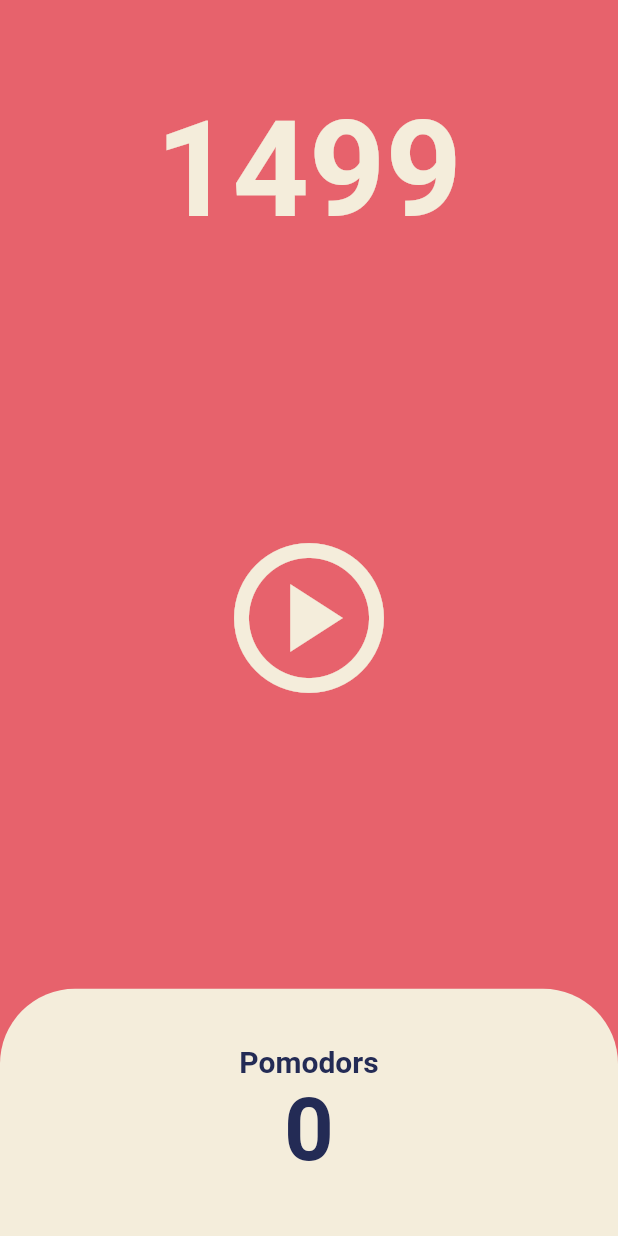
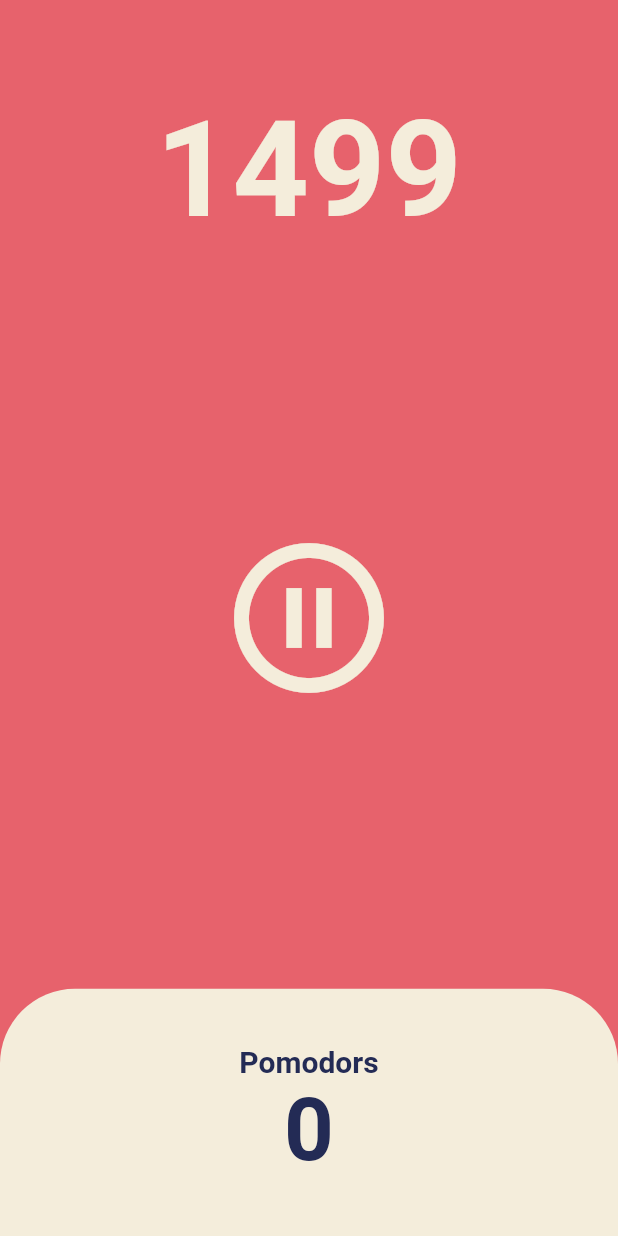
Before and after one commit to cocopalm221/pomodor-app, a Flutter app: the screen it shows after launch, after a tap on the "play circle" icon, on a phone screen of 412 x 824 dp. Run offline on Flutter 3.47's test engine with Material 2 defaults, Android fonts, the phone set to English and light mode, and no system bars.

```diff
--- a/lib/screens/home_screen.dart
+++ b/lib/screens/home_screen.dart
@@ -10,6 +10,7 @@ class HomeScreen extends StatefulWidget {
 
 class _HomeScreenState extends State<HomeScreen> {
   int taotalSeconds = 1500;
+  bool isRunning = false;
   late Timer timer;
 
   void onTick(Timer timer) {
@@ -28,6 +29,16 @@ class _HomeScreenState extends State<HomeScreen> {
       //Timer 객체는 주기적으로 inTick 함수 실행, onTick함수에서 상태업데이트
       // late Timer timer는 작동중에 계속 실행, onTick 함수에서 상태 업데이트
     );
+    setState(() {
+      isRunning = true;
+    });
+  }
+
+  void onPausePressed() {
+    timer.cancel();
+    setState(() {
+      isRunning = false;
+    });
   }
 
   @override
@@ -55,8 +66,10 @@ class _HomeScreenState extends State<HomeScreen> {
               child: IconButton(
                 iconSize: 120,
                 color: Theme.of(context).cardColor,
-                onPressed: onStartPressed, //(){}
-                icon: const Icon(Icons.play_circle_outlined),
+                onPressed: isRunning ? onPausePressed : onStartPressed, //(){}
+                icon: Icon(isRunning
+                    ? Icons.pause_circle_outline
+                    : Icons.play_circle_outlined),
               ),
             ),
           ),
```
